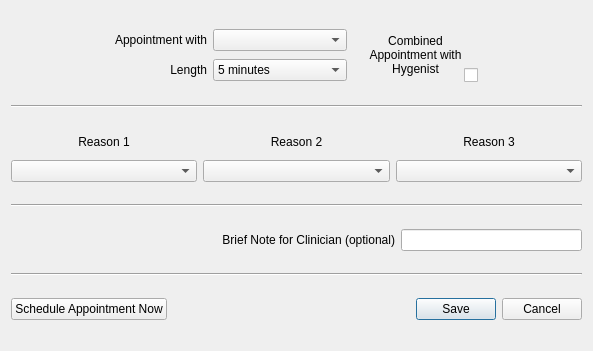
This is qt-designer/specify_appointment.ui in rowinggolfer/openmolar1 as Qt 5 draws it before an edit. The edited form follows.
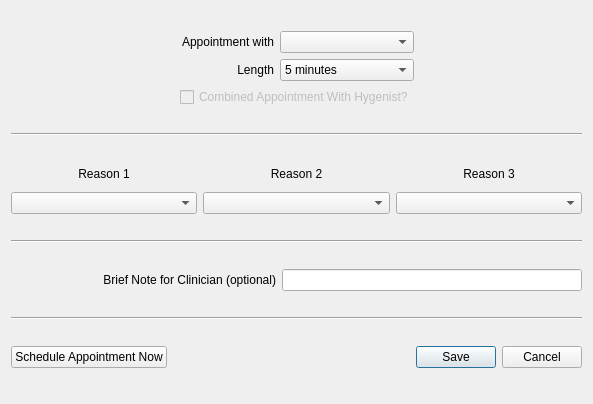
This is the edited form.

Patch:
```diff
--- a/qt-designer/specify_appointment.ui
+++ b/qt-designer/specify_appointment.ui
@@ -6,13 +6,13 @@
     <x>0</x>
     <y>0</y>
     <width>593</width>
-    <height>351</height>
+    <height>404</height>
    </rect>
   </property>
   <property name="windowTitle" >
    <string>Enter an appointment</string>
   </property>
-  <layout class="QGridLayout" name="gridLayout_4" >
+  <layout class="QGridLayout" name="gridLayout_2" >
    <item row="0" column="0" >
     <spacer name="horizontalSpacer_3" >
      <property name="orientation" >
@@ -138,56 +138,42 @@
        </item>
       </widget>
      </item>
-    </layout>
-   </item>
-   <item row="0" column="2" >
-    <layout class="QGridLayout" name="gridLayout_2" >
-     <item rowspan="2" row="0" column="0" colspan="2" >
-      <widget class="QLabel" name="label_7" >
-       <property name="text" >
-        <string>Combined Appointment with Hygenist</string>
-       </property>
-       <property name="alignment" >
-        <set>Qt::AlignCenter</set>
-       </property>
-       <property name="wordWrap" >
-        <bool>true</bool>
-       </property>
-      </widget>
-     </item>
-     <item row="1" column="1" >
+     <item row="2" column="0" colspan="2" >
       <widget class="QCheckBox" name="combinedApptcheckBox" >
+       <property name="enabled" >
+        <bool>false</bool>
+       </property>
        <property name="layoutDirection" >
-        <enum>Qt::RightToLeft</enum>
+        <enum>Qt::LeftToRight</enum>
        </property>
        <property name="text" >
-        <string/>
+        <string>Combined Appointment With Hygenist?</string>
        </property>
       </widget>
      </item>
     </layout>
    </item>
-   <item row="0" column="3" >
+   <item row="0" column="2" >
     <spacer name="horizontalSpacer_2" >
      <property name="orientation" >
       <enum>Qt::Horizontal</enum>
      </property>
      <property name="sizeHint" stdset="0" >
       <size>
-       <width>55</width>
+       <width>152</width>
        <height>20</height>
       </size>
      </property>
     </spacer>
    </item>
-   <item row="1" column="0" colspan="4" >
+   <item row="1" column="0" colspan="3" >
     <widget class="Line" name="line" >
      <property name="orientation" >
       <enum>Qt::Horizontal</enum>
      </property>
     </widget>
    </item>
-   <item row="2" column="0" colspan="4" >
+   <item row="2" column="0" colspan="3" >
     <layout class="QGridLayout" name="gridLayout" >
      <item row="0" column="0" >
       <widget class="QLabel" name="label_3" >
@@ -288,14 +274,14 @@
      </item>
     </layout>
    </item>
-   <item row="3" column="0" colspan="4" >
+   <item row="3" column="0" colspan="3" >
     <widget class="Line" name="line_2" >
      <property name="orientation" >
       <enum>Qt::Horizontal</enum>
      </property>
     </widget>
    </item>
-   <item row="4" column="0" colspan="4" >
+   <item row="4" column="0" colspan="3" >
     <layout class="QHBoxLayout" name="horizontalLayout" >
      <item>
       <widget class="QLabel" name="label_6" >
@@ -323,7 +309,7 @@
        </property>
        <property name="maximumSize" >
         <size>
-         <width>181</width>
+         <width>300</width>
          <height>16777215</height>
         </size>
        </property>
@@ -334,14 +320,14 @@
      </item>
     </layout>
    </item>
-   <item row="5" column="0" colspan="4" >
+   <item row="5" column="0" colspan="3" >
     <widget class="Line" name="line_3" >
      <property name="orientation" >
       <enum>Qt::Horizontal</enum>
      </property>
     </widget>
    </item>
-   <item row="6" column="0" colspan="4" >
+   <item row="6" column="0" colspan="3" >
     <layout class="QHBoxLayout" name="horizontalLayout_2" >
      <item>
       <widget class="QPushButton" name="scheduleNow_pushButton" >
```
